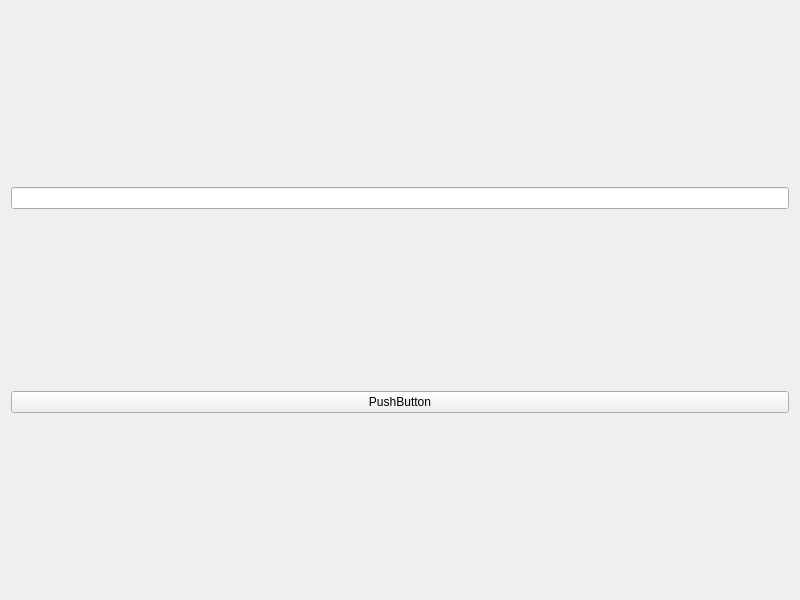
This is client/widget.ui in fhwhsa/netdisk as Qt 5 draws it before an edit. The edited form follows.
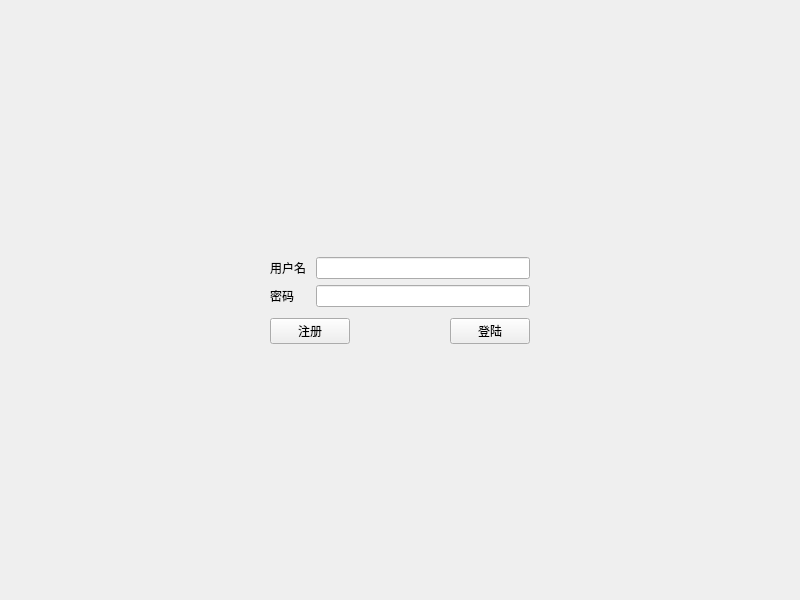
This is the edited form.

What changed in the file:
```diff
--- a/client/widget.ui
+++ b/client/widget.ui
@@ -13,18 +13,132 @@
   <property name="windowTitle">
    <string>Widget</string>
   </property>
-  <layout class="QHBoxLayout" name="horizontalLayout">
+  <layout class="QHBoxLayout" name="horizontalLayout_2">
    <item>
-    <layout class="QVBoxLayout" name="verticalLayout">
-     <item>
-      <widget class="QLineEdit" name="lineEdit"/>
+    <layout class="QGridLayout" name="gridLayout_2">
+     <item row="0" column="1">
+      <spacer name="verticalSpacer_2">
+       <property name="orientation">
+        <enum>Qt::Vertical</enum>
+       </property>
+       <property name="sizeHint" stdset="0">
+        <size>
+         <width>20</width>
+         <height>35</height>
+        </size>
+       </property>
+      </spacer>
      </item>
-     <item>
-      <widget class="QPushButton" name="pushButton">
-       <property name="text">
-        <string>PushButton</string>
+     <item row="1" column="0">
+      <spacer name="horizontalSpacer_2">
+       <property name="orientation">
+        <enum>Qt::Horizontal</enum>
        </property>
-      </widget>
+       <property name="sizeHint" stdset="0">
+        <size>
+         <width>40</width>
+         <height>20</height>
+        </size>
+       </property>
+      </spacer>
+     </item>
+     <item row="1" column="1" rowspan="2">
+      <layout class="QVBoxLayout" name="verticalLayout">
+       <item>
+        <layout class="QGridLayout" name="gridLayout">
+         <item row="0" column="0">
+          <widget class="QLabel" name="label">
+           <property name="text">
+            <string>用户名 </string>
+           </property>
+          </widget>
+         </item>
+         <item row="0" column="1">
+          <widget class="QLineEdit" name="userName"/>
+         </item>
+         <item row="1" column="0">
+          <widget class="QLabel" name="label_2">
+           <property name="text">
+            <string>密码 </string>
+           </property>
+          </widget>
+         </item>
+         <item row="1" column="1">
+          <widget class="QLineEdit" name="passwd"/>
+         </item>
+        </layout>
+       </item>
+       <item>
+        <spacer name="verticalSpacer">
+         <property name="orientation">
+          <enum>Qt::Vertical</enum>
+         </property>
+         <property name="sizeHint" stdset="0">
+          <size>
+           <width>5</width>
+           <height>5</height>
+          </size>
+         </property>
+        </spacer>
+       </item>
+       <item>
+        <layout class="QHBoxLayout" name="horizontalLayout">
+         <item>
+          <widget class="QPushButton" name="btnRegist">
+           <property name="text">
+            <string>注册</string>
+           </property>
+          </widget>
+         </item>
+         <item>
+          <spacer name="horizontalSpacer">
+           <property name="orientation">
+            <enum>Qt::Horizontal</enum>
+           </property>
+           <property name="sizeHint" stdset="0">
+            <size>
+             <width>40</width>
+             <height>20</height>
+            </size>
+           </property>
+          </spacer>
+         </item>
+         <item>
+          <widget class="QPushButton" name="btnLogin">
+           <property name="text">
+            <string>登陆</string>
+           </property>
+          </widget>
+         </item>
+        </layout>
+       </item>
+      </layout>
+     </item>
+     <item row="2" column="2">
+      <spacer name="horizontalSpacer_3">
+       <property name="orientation">
+        <enum>Qt::Horizontal</enum>
+       </property>
+       <property name="sizeHint" stdset="0">
+        <size>
+         <width>40</width>
+         <height>20</height>
+        </size>
+       </property>
+      </spacer>
+     </item>
+     <item row="3" column="1">
+      <spacer name="verticalSpacer_3">
+       <property name="orientation">
+        <enum>Qt::Vertical</enum>
+       </property>
+       <property name="sizeHint" stdset="0">
+        <size>
+         <width>20</width>
+         <height>40</height>
+        </size>
+       </property>
+      </spacer>
      </item>
     </layout>
    </item>
```
